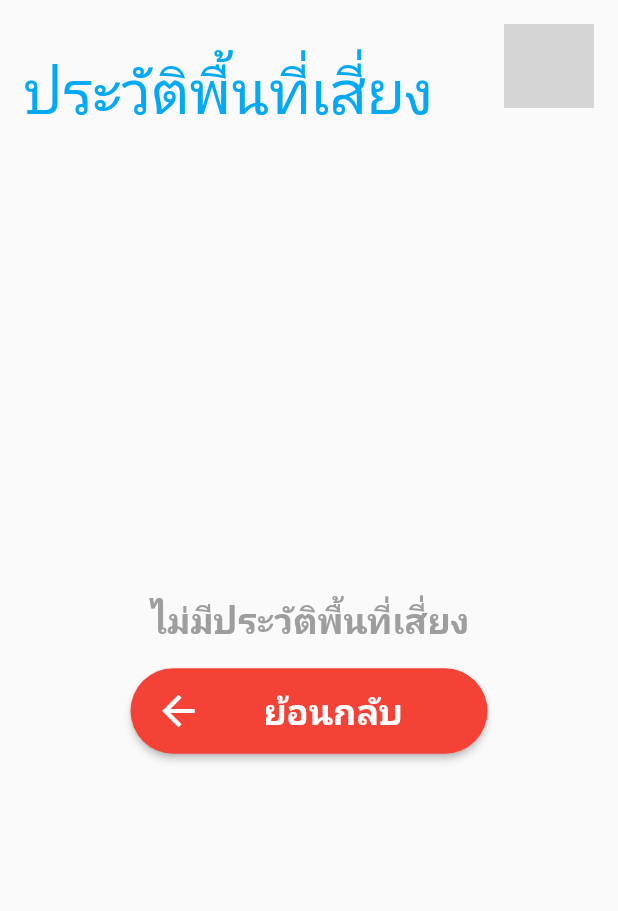
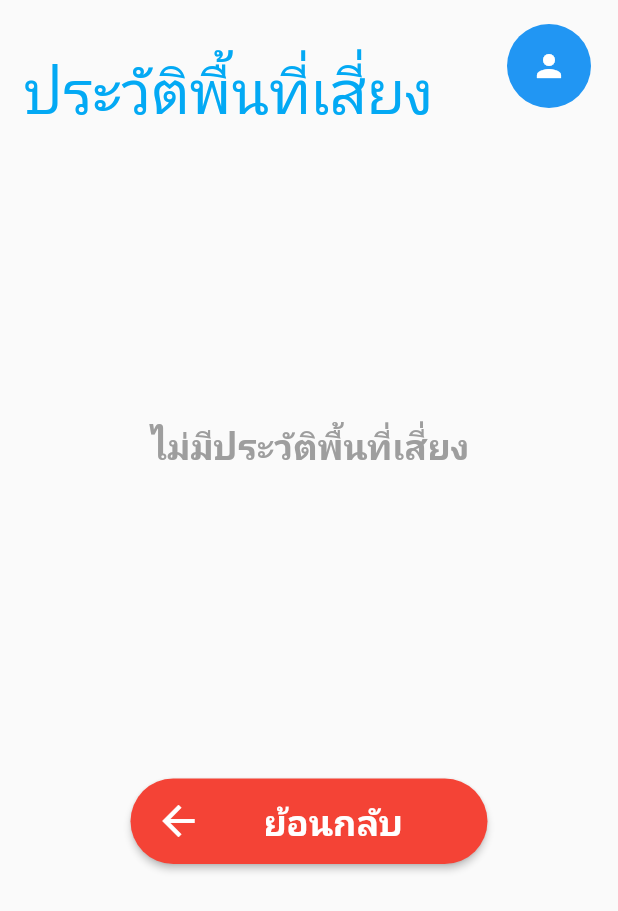
Before and after one commit to worawuthjp/epidemic, a Flutter app: the RiskDetail screen opened directly with empty values, on a phone screen of 412 x 824 dp. Shown: the top 911 px of the screen. Run offline on Flutter 3.47's test engine with Material 2 defaults, Android fonts, the phone set to English and light mode, and no system bars; our stand-ins replace flutter_datetime_picker, flutter_local_notifications, form_field_validator, geolocator, google_fonts, google_maps_flutter and 4 more; missing offline and left inert: art_sweetalert; accounts and stored records are empty; Roboto replaces fonts that are missing (Kanit); grey boxes are pictures that could not be loaded.

Commit message:
fix bug RiskDetail

```diff
--- a/lib/pages_show/RiskDetail.dart
+++ b/lib/pages_show/RiskDetail.dart
@@ -14,7 +14,6 @@ class RiskDetail extends StatefulWidget {
 }
 
 class _RiskDetailState extends State<RiskDetail> {
-
 
   User user;
 
@@ -57,9 +56,9 @@ class _RiskDetailState extends State<RiskDetail> {
               body: SingleChildScrollView(
                 child: Container(
                   width: MediaQuery.of(context).size.width,
-                height: MediaQuery.of(context).size.height,
                   child: Column(
                     children: [
+
                       ListTile(
                         title: Text(
                           user.username,
@@ -78,7 +77,7 @@ class _RiskDetailState extends State<RiskDetail> {
                         trailing: Container(
                           width: 60,
                           height: 60,
-                          child: user.picture == null ?
+                          child: (user.picture == null || user.picture == "" )?
                           CircleAvatar(
                             radius: 60,
                             backgroundColor: Colors.blue,
@@ -96,9 +95,55 @@ class _RiskDetailState extends State<RiskDetail> {
                         )
                       ),
 
+                      Container(
+                        child: riskAreaInfoWidget(),
+                      ),
+
+                      Align(
+                        alignment: Alignment.bottomCenter,
+                        child: Container(
+                          margin: EdgeInsets.symmetric(vertical: 16),
+                          child: RaisedButton(
+                            onPressed: (){
+                              Navigator.pop(context);
+                            },
+                            color: Colors.red,
+                            child: Container(
+                                width: MediaQuery.of(context).size.width * 0.5,
+                                padding: EdgeInsets.symmetric(vertical: 12),
+                                child: Row(
+                                  mainAxisAlignment: MainAxisAlignment.start,
+                                  children: [
+                                    Icon(
+                                      Icons.arrow_back_outlined,
+                                      color: Colors.white,
+                                      size: 32,
+                                    ),
                                     Expanded(
-                        child: riskAreaInfoWidget(context)
+                                      child: Align(
+                                        alignment: Alignment.center,
+                                        child: Container(
+                                          child: Text(
+                                            "ย้อนกลับ",
+                                            style: GoogleFonts.kanit(
+                                                color: Colors.white,
+                                                fontWeight: FontWeight.bold,
+                                                fontSize: 24
                                             ),
+                                          ),
+                                        ),
+                                      ),
+                                    ),
+                                  ],
+                                )
+                            ),
+                            shape: RoundedRectangleBorder(
+                                borderRadius: BorderRadius.circular(32)
+                            ),
+                          ),
+                        ),
+                      )
+
                     ],
                   ),
                 ),
@@ -108,11 +153,10 @@ class _RiskDetailState extends State<RiskDetail> {
     );
   }
 
-  Widget riskAreaInfoWidget(BuildContext context){
+  Widget riskAreaInfoWidget(){
     return (riskArea.length != 0 || watchOut.length != 0)
-    ? Center(
-      child: Container(
-        margin: EdgeInsets.only(top: 16, bottom: 60),
+    ? Container(
+        margin: EdgeInsets.only(top: 16, bottom: 8),
         child: Column(
           children: [
 
@@ -129,6 +173,8 @@ class _RiskDetailState extends State<RiskDetail> {
                   topLeft: Radius.circular(25)
                 )
               ),
+              child: SingleChildScrollView(
+                child: Container(
                   child: Column(
                     children: [
 
@@ -147,9 +193,11 @@ class _RiskDetailState extends State<RiskDetail> {
                         margin: EdgeInsets.symmetric(vertical: 16),
                       ),
 
+
                       Container(
                         width: MediaQuery.of(context).size.width,
                         child: ListView.builder(
+                          physics: NeverScrollableScrollPhysics(),
                           shrinkWrap: true,
                           itemCount: riskArea.length,
                           itemBuilder: (context, index) {
@@ -271,11 +319,14 @@ class _RiskDetailState extends State<RiskDetail> {
 
                     ],
                   ),
+                ),
+              ),
             )
             : Container(),
 
             (watchOut.length != 0)
             ? Container(
+              padding: EdgeInsets.only(bottom: 4),
               decoration: BoxDecoration(
                   gradient: LinearGradient(
                       colors: [Colors.orange[500], Colors.orange[900]],
@@ -283,8 +334,8 @@ class _RiskDetailState extends State<RiskDetail> {
                       end: Alignment.centerRight
                   ),
                   borderRadius: BorderRadius.only(
-                      bottomLeft: Radius.circular(25),
-                      bottomRight: Radius.circular(25)
+                      bottomLeft: Radius.circular(16),
+                      bottomRight: Radius.circular(16)
                   )
               ),
               child: Column(
@@ -308,10 +359,11 @@ class _RiskDetailState extends State<RiskDetail> {
                   Container(
                       width: MediaQuery.of(context).size.width,
                       child: ListView.builder(
+                          physics: NeverScrollableScrollPhysics(),
                           shrinkWrap: true,
-                          itemCount: riskArea.length,
+                          itemCount: watchOut.length,
                           itemBuilder: (context, index) {
-                            RiskArea place = riskArea[index];
+                            RiskArea place = watchOut[index];
                             return Container(
                               margin: EdgeInsets.all(8),
                               padding: EdgeInsets.symmetric( vertical: 8),
@@ -356,6 +408,7 @@ class _RiskDetailState extends State<RiskDetail> {
                                               color: Colors.orange,
                                               fontSize: 24,
                                             ),
+                                            textAlign: TextAlign.center,
                                           ),
                                         ),
 
@@ -367,7 +420,7 @@ class _RiskDetailState extends State<RiskDetail> {
                                               color: Colors.orange[900],
                                               fontSize: 18,
                                             ),
-                                            textAlign: TextAlign.center,
+                                            textAlign: TextAlign.start,
                                           ),
                                         ),
                                       ],
@@ -398,7 +451,7 @@ class _RiskDetailState extends State<RiskDetail> {
                                           child: Text(
                                             "เช็คอิน",
                                             style: GoogleFonts.kanit(
-                                              color: Colors.orange[900],
+                                              color: Colors.orange,
                                               fontSize: 24,
                                             ),
                                             textAlign: TextAlign.center,
@@ -410,9 +463,10 @@ class _RiskDetailState extends State<RiskDetail> {
                                           child: Text(
                                             DateFormat.yMMMMd().format(place.startDate),
                                             style: GoogleFonts.kanit(
-                                              color: Colors.red,
+                                              color: Colors.orange[900],
                                               fontSize: 20,
                                             ),
+                                            textAlign: TextAlign.start,
                                           ),
                                         ),
 
@@ -432,58 +486,15 @@ class _RiskDetailState extends State<RiskDetail> {
             )
             : Container(),
 
-            Align(
-              alignment: Alignment.bottomCenter,
-              child: Container(
-                margin: EdgeInsets.symmetric(vertical: 16),
-                child: RaisedButton(
-                  onPressed: (){
-                    Navigator.pop(context);
-                  },
-                  color: Colors.red,
-                  child: Container(
-                      width: MediaQuery.of(context).size.width * 0.5,
-                      padding: EdgeInsets.symmetric(vertical: 12),
-                      child: Row(
-                        mainAxisAlignment: MainAxisAlignment.start,
-                        children: [
-                          Icon(
-                            Icons.arrow_back_outlined,
-                            color: Colors.white,
-                            size: 32,
-                          ),
-                          Expanded(
-                            child: Align(
-                              alignment: Alignment.center,
-                              child: Container(
-                                child: Text(
-                                  "ย้อนกลับ",
-                                  style: GoogleFonts.kanit(
-                                      color: Colors.white,
-                                      fontWeight: FontWeight.bold,
-                                      fontSize: 24
-                                  ),
-                                ),
-                              ),
-                            ),
-                          ),
-                        ],
-                      )
-                  ),
-                  shape: RoundedRectangleBorder(
-                      borderRadius: BorderRadius.circular(32)
-                  ),
-                ),
-              ),
-            )
-
           ],
         ),
     )
-    )
-    : Container(
+    : Center(
+      child: Container(
+        height: MediaQuery.of(context).size.height * 0.5,
         child: Column(
           mainAxisAlignment: MainAxisAlignment.center,
+          crossAxisAlignment: CrossAxisAlignment.center,
           children: [
 
             Center(
@@ -498,52 +509,8 @@ class _RiskDetailState extends State<RiskDetail> {
               ),
             ),
 
-          Align(
-            alignment: Alignment.bottomCenter,
-            child: Container(
-              margin: EdgeInsets.symmetric(vertical: 16),
-              child: RaisedButton(
-                onPressed: (){
-                  Navigator.pop(context);
-                },
-                color: Colors.red,
-                child: Container(
-                    width: MediaQuery.of(context).size.width * 0.5,
-                    padding: EdgeInsets.symmetric(vertical: 12),
-                    child: Row(
-                      mainAxisAlignment: MainAxisAlignment.start,
-                      children: [
-                        Icon(
-                          Icons.arrow_back_outlined,
-                          color: Colors.white,
-                          size: 32,
+          ],
         ),
-                        Expanded(
-                          child: Align(
-                            alignment: Alignment.center,
-                            child: Container(
-                              child: Text(
-                                "ย้อนกลับ",
-                                style: GoogleFonts.kanit(
-                                    color: Colors.white,
-                                    fontWeight: FontWeight.bold,
-                                    fontSize: 24
-                                ),
-                              ),
-                            ),
-                          ),
-                        ),
-                      ],
-                    )
-                ),
-                shape: RoundedRectangleBorder(
-                    borderRadius: BorderRadius.circular(32)
-                ),
-              ),
-            ),
-          )
-
-        ],
       ),
     );
   }
```
Lines whose indentation alone changed are shown as unchanged.
